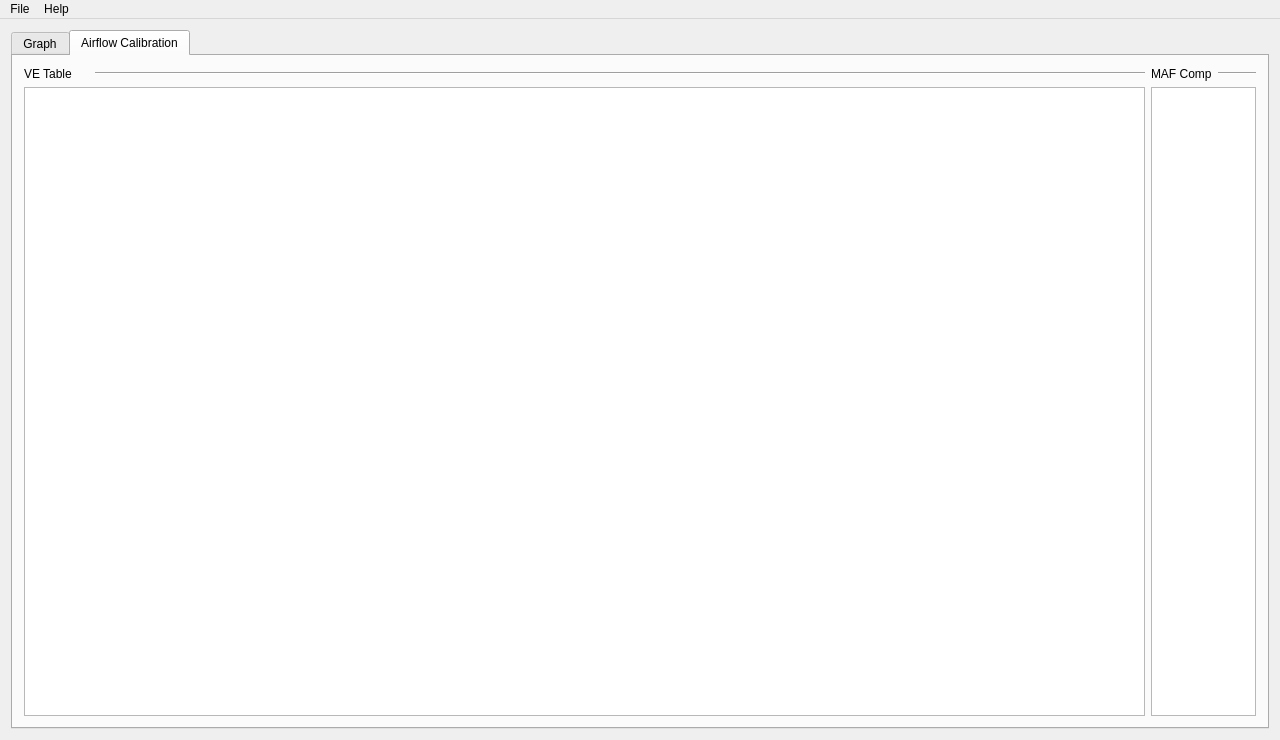
The window that mainwindow.ui (c2ypt1c/ecmapp) describes before a commit, drawn with Qt 5.
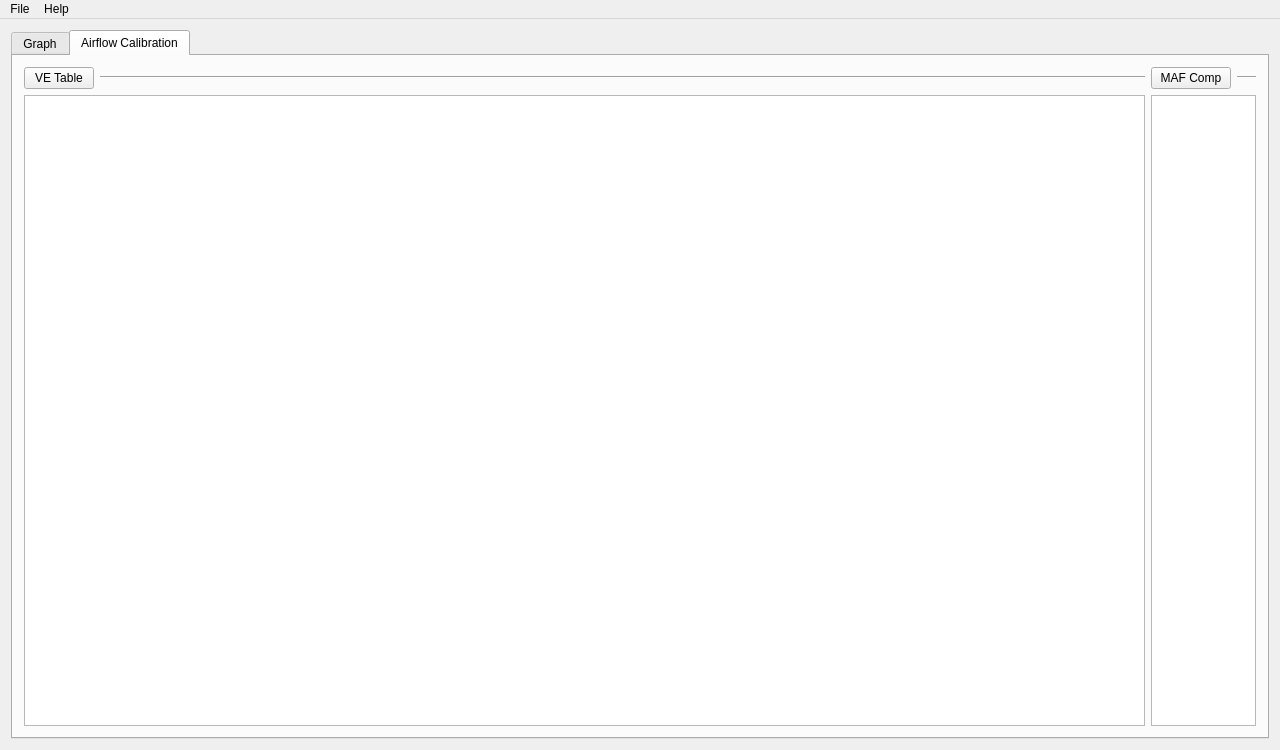
The same window after the commit. Custom widgets are drawn as their Qt base class.

Commit message: changed table labels to buttons

Diff of the .ui file:
```diff
--- a/mainwindow.ui
+++ b/mainwindow.ui
@@ -7,7 +7,7 @@
     <x>0</x>
     <y>0</y>
     <width>1280</width>
-    <height>740</height>
+    <height>750</height>
    </rect>
   </property>
   <property name="minimumSize">
@@ -70,10 +70,10 @@
               <item>
                <layout class="QHBoxLayout" name="horizontalLayout_2">
                 <item>
-                 <widget class="QLabel" name="veTableLabel">
+                 <widget class="QPushButton" name="veButton">
                   <property name="maximumSize">
                    <size>
-                    <width>65</width>
+                    <width>70</width>
                     <height>16777215</height>
                    </size>
                   </property>
@@ -120,13 +120,7 @@
               <item>
                <layout class="QHBoxLayout" name="horizontalLayout_3">
                 <item>
-                 <widget class="QLabel" name="mafCompLabel">
-                  <property name="maximumSize">
-                   <size>
-                    <width>16777215</width>
-                    <height>16777215</height>
-                   </size>
-                  </property>
+                 <widget class="QPushButton" name="mafButton">
                   <property name="text">
                    <string>MAF Comp</string>
                   </property>
```
The commit also changes 2 other files.
